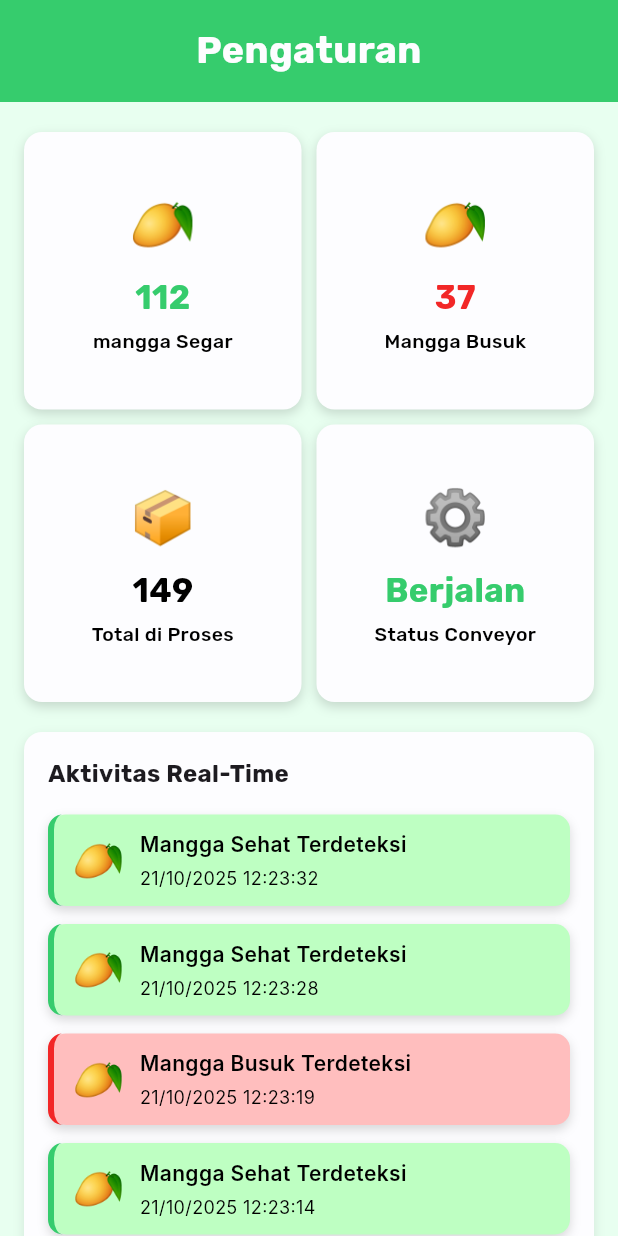
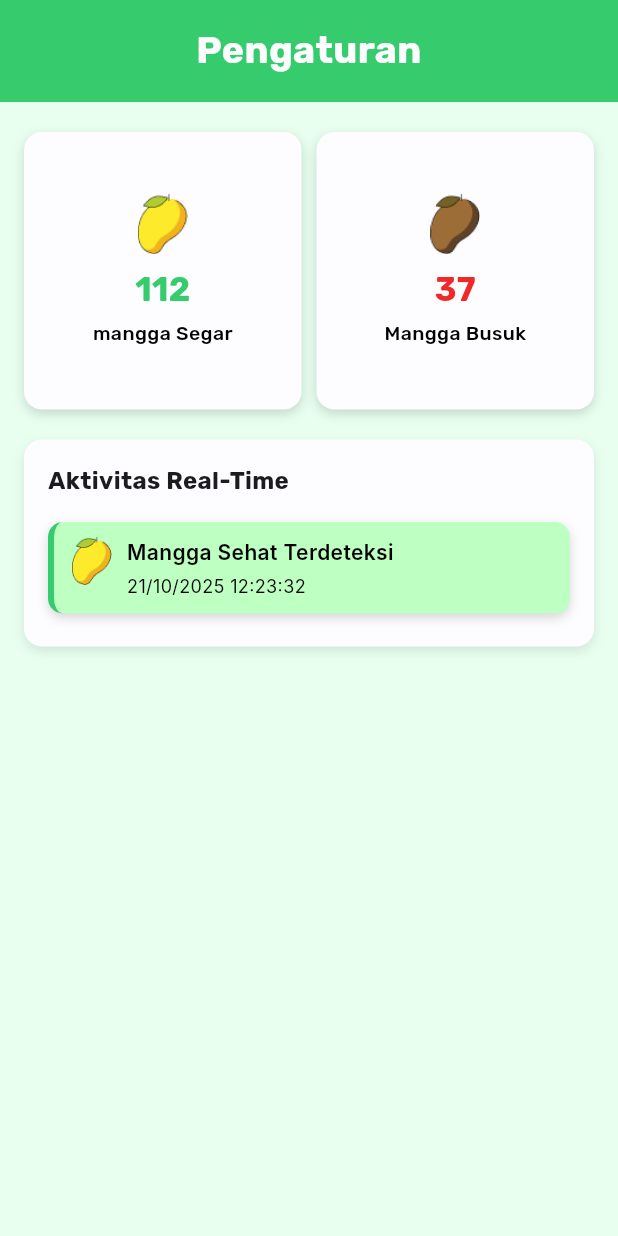
Before and after one commit to Donnz9/Mango-Sort, a Flutter app: the PengaturanPage screen opened directly with empty values, on a phone screen of 412 x 824 dp. Run offline on Flutter 3.47's test engine with Material 3 defaults, Android fonts, the phone set to English and light mode, and no system bars; our stand-ins replace fl_chart; Roboto replaces fonts that are missing (Inter).

Commit message:
fix asset image

```diff
--- a/lib/pages/pengaturan.dart
+++ b/lib/pages/pengaturan.dart
@@ -55,9 +55,12 @@ class PengaturanPage extends StatelessWidget {
                       crossAxisSpacing: 10,
                       mainAxisSpacing: 10,
                       physics: const NeverScrollableScrollPhysics(),
-                      children: const [
+                      children: [
                         StatCard(
-                          icon: "🥭",
+                          icon: Image.asset(
+                            'assets/images/sehat.png',
+                            height: 40,
+                          ),
                           title: "mangga Segar",
                           value: "112",
                           color: AppColors.putih,
@@ -65,27 +68,14 @@ class PengaturanPage extends StatelessWidget {
                         ),
 
                         StatCard(
-                          icon: '🥭',
+                          icon: Image.asset(
+                            'assets/images/busuk.png',
+                            height: 40,
+                          ),
                           title: 'Mangga Busuk',
                           value: '37',
                           color: AppColors.putih,
                           textColor: AppColors.merah,
-                        ),
-
-                        StatCard(
-                          icon: '📦',
-                          title: 'Total di Proses',
-                          value: '149',
-                          color: AppColors.putih,
-                          textColor: AppColors.hitam,
-                        ),
-
-                        StatCard(
-                          icon: '⚙️',
-                          title: 'Status Conveyor',
-                          value: 'Berjalan',
-                          color: AppColors.putih,
-                          textColor: AppColors.hijau,
                         ),
                       ],
                     ),
@@ -120,33 +110,15 @@ class PengaturanPage extends StatelessWidget {
                           const SizedBox(height: 10),
 
                           ActivityCard(
-                            emoji: '🥭',
+                           icon: Image.asset(
+                              'assets/images/sehat.png',
+                              height: 32,
+                            ),
                             title: 'Mangga Sehat Terdeteksi',
                             time: '21/10/2025 12:23:32',
                             color: AppColors.hijaumuda,
                             borderColor: AppColors.hijau,
-                          ),
-                          ActivityCard(
-                            emoji: '🥭',
-                            title: 'Mangga Sehat Terdeteksi',
-                            time: '21/10/2025 12:23:28',
-                            color: AppColors.hijaumuda,
-                            borderColor: AppColors.hijau,
-                          ),
-                          ActivityCard(
-                            emoji: '🥭',
-                            title: 'Mangga Busuk Terdeteksi',
-                            time: '21/10/2025 12:23:19',
-                            color: AppColors.merahmuda,
-                            borderColor: AppColors.merah,
-                          ),
-                          ActivityCard(
-                            emoji: '🥭',
-                            title: 'Mangga Sehat Terdeteksi',
-                            time: '21/10/2025 12:23:14',
-                            color: AppColors.hijaumuda,
-                            borderColor: AppColors.hijau,
-                          ),
+                          )
                         ],
                       ),
                     ),
--- a/lib/widgets/activity_card.dart
+++ b/lib/widgets/activity_card.dart
@@ -1,8 +1,11 @@
+import 'package:flutter/material.dart';
+import 'package:mango_sort/theme/colors.dart';
+
 import 'package:flutter/material.dart';
 import 'package:mango_sort/theme/colors.dart';
 
 class ActivityCard extends StatelessWidget {
-  final String emoji;
+  final Widget icon; // Ubah dari String emoji → Widget icon
   final String title;
   final String time;
   final Color color;
@@ -10,7 +13,7 @@ class ActivityCard extends StatelessWidget {
 
   const ActivityCard({
     super.key,
-    required this.emoji,
+    required this.icon,
     required this.title,
     required this.time,
     required this.color,
@@ -37,7 +40,7 @@ class ActivityCard extends StatelessWidget {
       child: Row(
         crossAxisAlignment: CrossAxisAlignment.start,
         children: [
-          Text(emoji, style: const TextStyle(fontSize: 28)),
+          icon, // tampilkan widget icon apapun di sini
           const SizedBox(width: 10),
           Expanded(
             child: Column(
@@ -130,10 +133,7 @@ class FilterButton extends StatelessWidget {
         decoration: BoxDecoration(
           color: isSelected ? AppColors.hijau : Colors.transparent,
           borderRadius: BorderRadius.circular(30),
-          border: Border.all(
-            color: AppColors.hijau,
-            width: 2,
-          ),
+          border: Border.all(color: AppColors.hijau, width: 2),
         ),
         child: Text(
           label,
@@ -210,12 +210,7 @@ class LaporanCard extends StatelessWidget {
   }
 }
 
-TableRow buildTableRow(
-  String musim,
-  String sehat,
-  String busuk,
-  String total,
-) {
+TableRow buildTableRow(String musim, String sehat, String busuk, String total) {
   return TableRow(
     children: [
       _buildCell(musim, isLeft: true),
@@ -233,10 +228,7 @@ Widget _buildCell(String text, {bool isLeft = false}) {
       alignment: isLeft ? Alignment.centerLeft : Alignment.center,
       child: Text(
         text,
-        style: const TextStyle(
-          fontFamily: 'Inter',
-          fontSize: 11,
-        ),
+        style: const TextStyle(fontFamily: 'Inter', fontSize: 11),
       ),
     ),
   );
@@ -250,9 +242,7 @@ void showCustomDateDialog(BuildContext context) {
     context: context,
     builder: (context) {
       return Dialog(
-        shape: RoundedRectangleBorder(
-          borderRadius: BorderRadius.circular(12),
-        ),
+        shape: RoundedRectangleBorder(borderRadius: BorderRadius.circular(12)),
         child: Padding(
           padding: const EdgeInsets.all(16),
           child: StatefulBuilder(
@@ -273,7 +263,8 @@ void showCustomDateDialog(BuildContext context) {
                   TextField(
                     controller: startDateController,
                     readOnly: true,
-                    onTap: () => selectDate(
+                    onTap:
+                        () => selectDate(
                           context: context,
                           controller: startDateController,
                           refreshUI: () => setStateDialog(() {}),
@@ -293,7 +284,8 @@ void showCustomDateDialog(BuildContext context) {
                   TextField(
                     controller: endDateController,
                     readOnly: true,
-                    onTap: () => selectDate(
+                    onTap:
+                        () => selectDate(
                           context: context,
                           controller: endDateController,
                           refreshUI: () => setStateDialog(() {}),
@@ -367,9 +359,7 @@ InputDecoration _customInputDecoration() {
   return InputDecoration(
     hintText: "dd/mm/yyyy",
     suffixIcon: const Icon(Icons.calendar_month),
-    border: OutlineInputBorder(
-      borderRadius: BorderRadius.circular(8),
-    ),
+    border: OutlineInputBorder(borderRadius: BorderRadius.circular(8)),
     enabledBorder: OutlineInputBorder(
       borderRadius: BorderRadius.circular(8),
       borderSide: const BorderSide(color: AppColors.abuabumuda),
--- a/lib/widgets/stat_card.dart
+++ b/lib/widgets/stat_card.dart
@@ -2,7 +2,7 @@ import 'package:flutter/material.dart';
 import 'package:mango_sort/theme/colors.dart';
 
 class StatCard extends StatelessWidget {
-  final String icon;
+  final Widget icon; // ← ubah dari String menjadi Widget
   final String title;
   final String value;
   final Color color;
@@ -35,7 +35,7 @@ class StatCard extends StatelessWidget {
       child: Column(
         mainAxisAlignment: MainAxisAlignment.center,
         children: [
-          Text(icon, style: const TextStyle(fontSize: 36)),
+          icon, // ← bisa Image.asset, Icon, atau Text
           const SizedBox(height: 8),
           Text(
             value,
```
Also changed, not shown: lib/pages/dashboard.dart (+33 -9 lines), lib/pages/detail_aktifitas.dart (+33 -9 lines), lib/pages/laporan_riwayat.dart (+3 -4 lines), assets/images/conveyor.png (added), assets/images/total.png (added). Lines whose indentation alone changed are shown as unchanged.
